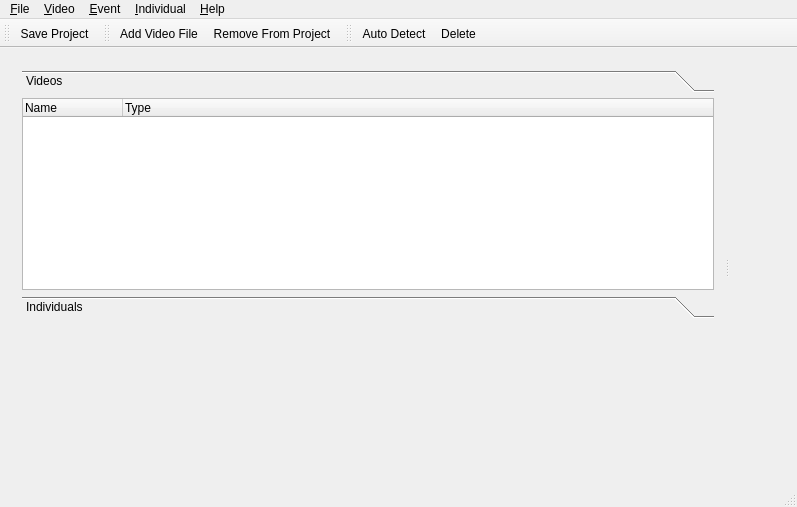
Old version of the form application/gui/mainwindow.ui in the repository BioFoV/BioFoV.
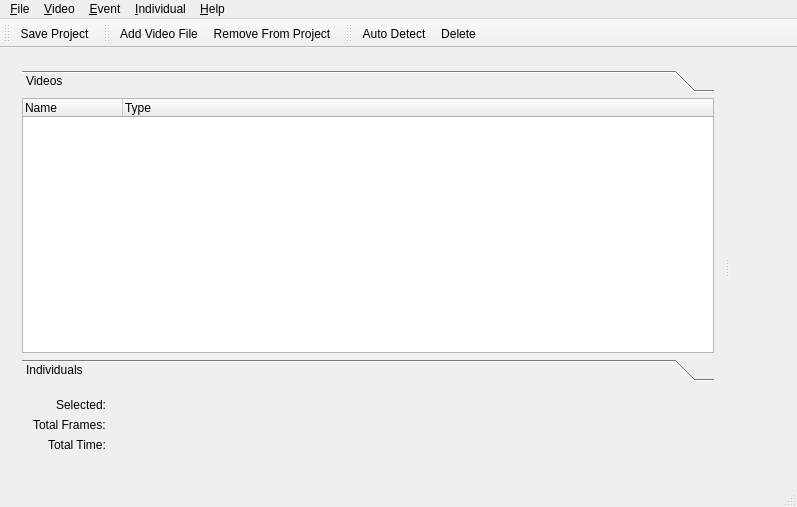
New version of the form. Custom widgets are drawn as their Qt base class.

Commit message: added details about selected events

```diff
--- a/application/gui/mainwindow.ui
+++ b/application/gui/mainwindow.ui
@@ -33,7 +33,7 @@
              <x>0</x>
              <y>0</y>
              <width>769</width>
-             <height>192</height>
+             <height>285</height>
             </rect>
            </property>
            <attribute name="label">
@@ -116,7 +116,7 @@
         <item>
          <widget class="QWidget" name="propertiesForm" native="true">
           <property name="sizePolicy">
-           <sizepolicy hsizetype="Preferred" vsizetype="Expanding">
+           <sizepolicy hsizetype="Preferred" vsizetype="Preferred">
             <horstretch>0</horstretch>
             <verstretch>0</verstretch>
            </sizepolicy>
@@ -125,6 +125,51 @@
            <property name="fieldGrowthPolicy">
             <enum>QFormLayout::AllNonFixedFieldsGrow</enum>
            </property>
+           <property name="labelAlignment">
+            <set>Qt::AlignRight|Qt::AlignTrailing|Qt::AlignVCenter</set>
+           </property>
+           <item row="0" column="0">
+            <widget class="QLabel" name="label">
+             <property name="text">
+              <string>Selected:</string>
+             </property>
+            </widget>
+           </item>
+           <item row="0" column="1">
+            <widget class="QLabel" name="labelSelected">
+             <property name="text">
+              <string/>
+             </property>
+            </widget>
+           </item>
+           <item row="1" column="0">
+            <widget class="QLabel" name="label_3">
+             <property name="text">
+              <string>Total Frames:</string>
+             </property>
+            </widget>
+           </item>
+           <item row="1" column="1">
+            <widget class="QLabel" name="labelTotalFrames">
+             <property name="text">
+              <string/>
+             </property>
+            </widget>
+           </item>
+           <item row="2" column="0">
+            <widget class="QLabel" name="label_5">
+             <property name="text">
+              <string>Total Time:</string>
+             </property>
+            </widget>
+           </item>
+           <item row="2" column="1">
+            <widget class="QLabel" name="labelTotalTime">
+             <property name="text">
+              <string/>
+             </property>
+            </widget>
+           </item>
           </layout>
          </widget>
         </item>
```
Left out of the diff: 2 changed lines with no effect on the pictures. The commit also changes 2 other files.
